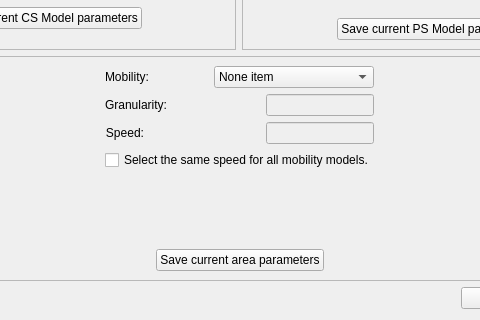
Qt form LTEsimGeneratorGUI/Ui/tuningtrafficform.ui (moniss23/junit4) before a commit; both pictures show x 160 to 640 and y 186 to 506 of the 798 by 506 pixel window.
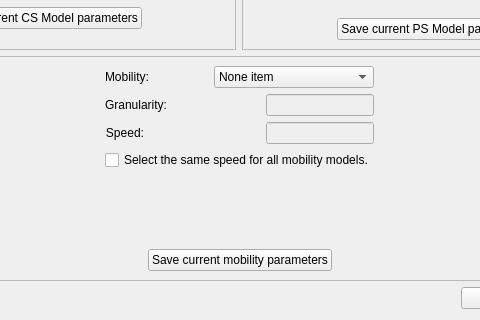
The same form after that commit.

Commit message: TuningTraffic class Window connected with UISystem. Restoring changes does not work properly.

Diff of the .ui file:
```diff
--- a/LTEsimGeneratorGUI/Ui/tuningtrafficform.ui
+++ b/LTEsimGeneratorGUI/Ui/tuningtrafficform.ui
@@ -629,7 +629,7 @@
           <item>
            <widget class="QPushButton" name="mobilitySaveButton">
             <property name="text">
-             <string>Save current area parameters</string>
+             <string>Save current mobility parameters</string>
             </property>
            </widget>
           </item>
```
The commit also changes 6 other files.
